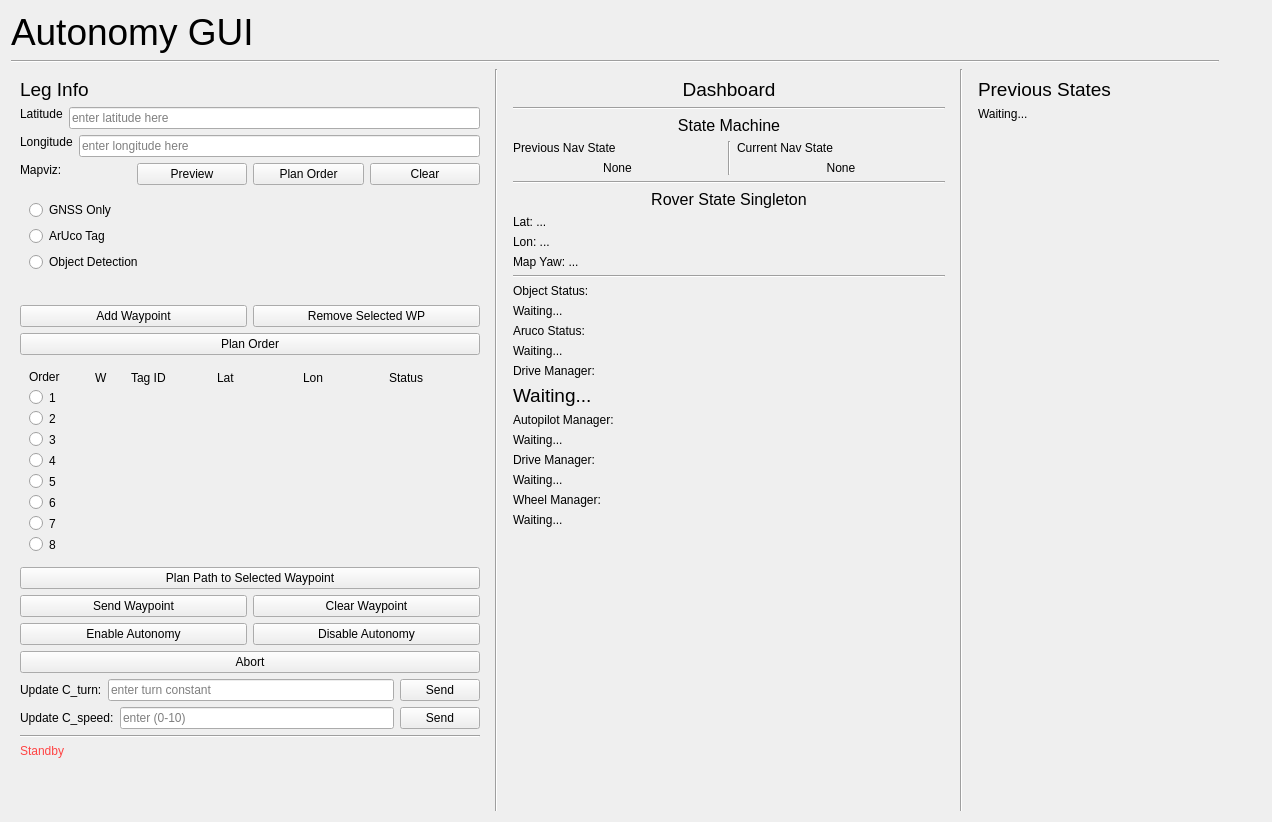
Above: mars_ws/src/autonomy/autonomy_gui.ui from BYUMarsRover/Autonomy-ROS2 before the change. Below: the same form after it.
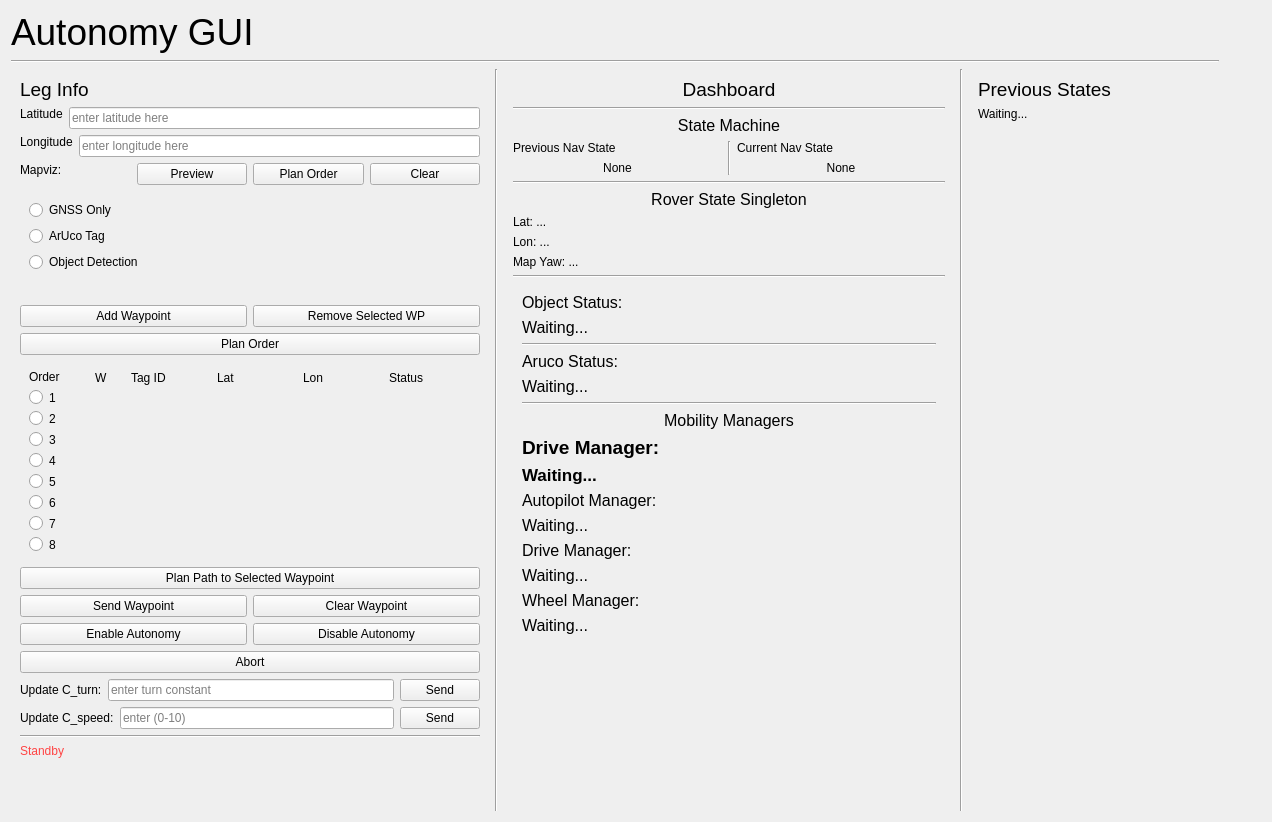
That is the form after the change.

Commit message: path planning stuff and gui modifications

The edit to the form file:
```diff
--- a/mars_ws/src/autonomy/autonomy_gui.ui
+++ b/mars_ws/src/autonomy/autonomy_gui.ui
@@ -1092,9 +1092,12 @@
             </item>
             <!-- Status Items -->
             <item>
-             <layout class="QVBoxLayout" name="verticalLayout_">
-              <!-- ObjDetTog status -->
-              <item>
+             <widget class='QWidget' name='StatusItemsContainerWidget'>
+              <property name='font'>
+               <font>
+                <pointsize>12</pointsize>
+               </font>
+              </property>
                <layout class="QVBoxLayout" name="verticalLayout_11">
                <!-- Object Detection -->
                 <item>
@@ -1117,6 +1120,14 @@
                   </property>
                  </widget>
                 </item>
+               <!-- Horizontal Dividing Line -->
+               <item>
+                <widget class="Line" name="line_3">
+                 <property name="orientation">
+                  <enum>Qt::Horizontal</enum>
+                 </property>
+                </widget>
+               </item>
                 <!-- Aruco Detection -->
                 <item>
                  <widget class="QLabel" name="ObjLabel">
@@ -1138,24 +1149,37 @@
                   </property>
                  </widget>
                 </item>
+               <!-- Horizontal Dividing Line -->
+               <item>
+                <widget class="Line" name="line_3">
+                 <property name="orientation">
+                  <enum>Qt::Horizontal</enum>
+                 </property>
+                </widget>
+               </item>
+               <item>
+                <!-- Mobility Managers Label -->
+                <widget class="QLabel" name="MobilityManagersLabel">
+                 <property name="text">
+                   <string>&lt;html&gt;&lt;head/&gt;&lt;body&gt;&lt;p&gt;&lt;span style=&quot; font-size:12pt;&quot;&gt;Mobility Managers&lt;/span&gt;&lt;/p&gt;&lt;/body&gt;&lt;/html&gt;</string>
+                 </property>
+                 <property name="scaledContents">
+                   <bool>false</bool>
+                 </property>
+                 <property name="alignment">
+                   <set>Qt::AlignCenter</set>
+                 </property>
+                </widget>
+               </item>
                 <!-- Autopilot commands -->
                 <item>
                  <widget class="QLabel" name="DriveManagerLabel">
                   <property name="text">
                    <string>Drive Manager:</string>
                   </property>
-                  <property name="alignment">
-                   <set>Qt::AlignLeft</set>
-                  </property>
-                 </widget>
-                </item>
-                <item>
-                 <widget class="QLabel" name="AutopilotCmds">
-                  <property name="text">
-                   <string>Waiting...</string>
-                  </property>
-                  <property name="font">
+                 <property name='font'>
                    <font>
+                   <weight>75</weight>
                      <pointsize>14</pointsize>
                    </font>
                   </property>
@@ -1164,6 +1188,22 @@
                   </property>
                  </widget>
                 </item>
+               <item>
+                <widget class="QLabel" name="AutopilotCmds">
+                 <property name="text">
+                  <string>Waiting...</string>
+                 </property>
+                 <property name='font'>
+                  <font>
+                   <weight>75</weight>
+                   <pointsize>13</pointsize>
+                  </font>
+                 </property>
+                 <property name="alignment">
+                  <set>Qt::AlignLeft</set>
+                 </property>
+                </widget>
+               </item>
                 <!-- Rover Velocity Commands -->
                 <item>
                  <widget class="QLabel" name="AutopilotManagerLabel">
@@ -1228,8 +1268,7 @@
                  </widget>
                 </item>
                </layout>
-              </item>
-             </layout>
+             </widget>
             </item>
            </layout>
           </widget>
```
Lines whose indentation alone changed are shown as unchanged. The commit also changes 5 other files.
